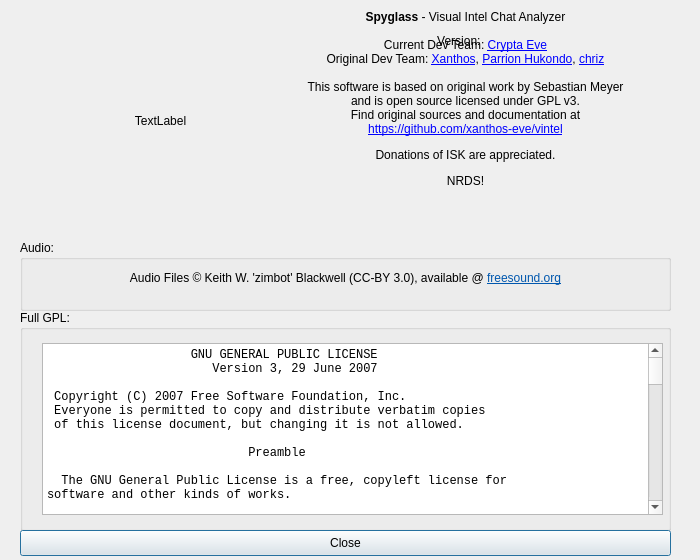
eve-spyglass/spyglass, file src/vi/ui/Info.ui: the form before one commit.
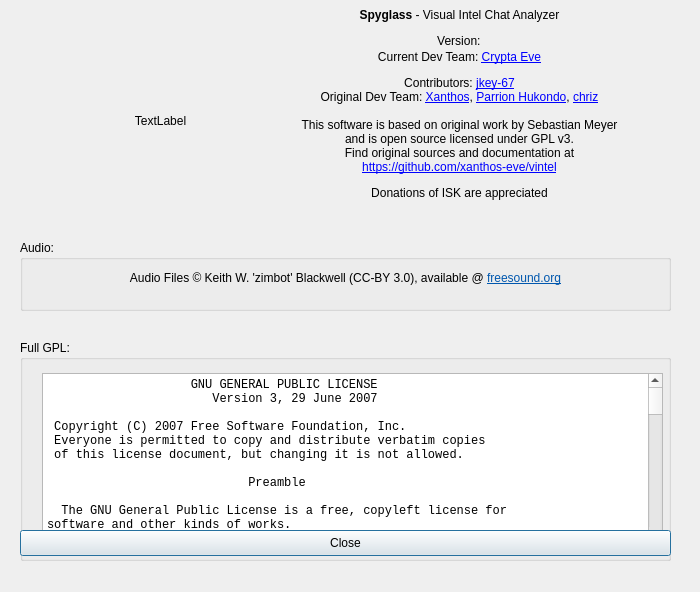
The form after the commit.

The edit to the form file:
```diff
--- a/src/vi/ui/Info.ui
+++ b/src/vi/ui/Info.ui
@@ -7,7 +7,7 @@
     <x>0</x>
     <y>0</y>
     <width>700</width>
-    <height>560</height>
+    <height>592</height>
    </rect>
   </property>
   <property name="sizePolicy">
@@ -19,7 +19,7 @@
   <property name="minimumSize">
    <size>
     <width>700</width>
-    <height>558</height>
+    <height>563</height>
    </size>
   </property>
   <property name="maximumSize">
@@ -35,7 +35,7 @@
    <property name="geometry">
     <rect>
      <x>20</x>
-     <y>310</y>
+     <y>340</y>
      <width>651</width>
      <height>221</height>
     </rect>
@@ -743,14 +743,14 @@
   <widget class="QLabel" name="label">
    <property name="geometry">
     <rect>
-     <x>260</x>
-     <y>10</y>
-     <width>411</width>
-     <height>231</height>
+     <x>249</x>
+     <y>8</y>
+     <width>421</width>
+     <height>261</height>
     </rect>
    </property>
    <property name="text">
-    <string>&lt;html&gt;&lt;head/&gt;&lt;body&gt;&lt;p align=&quot;center&quot;&gt;&lt;span style=&quot; font-weight:600;&quot;&gt;Spyglass&lt;/span&gt; - Visual Intel Chat Analyzer&lt;br/&gt;&lt;br/&gt;Current Dev Team: &lt;a href=&quot;mailto: crypta@crypta.tech&quot;&gt;&lt;span style=&quot; text-decoration: underline; color:#0000ff;&quot;&gt;Crypta Eve&lt;/span&gt;&lt;/a&gt;&lt;br/&gt;Original Dev Team: &lt;a href=&quot;mailto:xanthos.eve@gmail.com&quot;&gt;&lt;span style=&quot; text-decoration: underline; color:#0000ff;&quot;&gt;Xanthos&lt;/span&gt;&lt;/a&gt;, &lt;a href=&quot;mailto:lightlazer@gmail.com&quot;&gt;&lt;span style=&quot; text-decoration: underline; color:#0000ff;&quot;&gt;Parrion Hukondo&lt;/span&gt;&lt;/a&gt;, &lt;a href=&quot;mailto:cberg@3wsolutions.se&quot;&gt;&lt;span style=&quot; text-decoration: underline; color:#0000ff;&quot;&gt;chriz&lt;/span&gt;&lt;/a&gt;&lt;br/&gt;&lt;br/&gt;This software is based on original work by Sebastian Meyer &lt;br/&gt;and is open source licensed under GPL v3.&lt;br/&gt;Find original sources and documentation at&lt;br/&gt;&lt;a href=&quot;https://github.com/XanthosX/vintel&quot;&gt;&lt;span style=&quot; text-decoration: underline; color:#0000ff;&quot;&gt;https://github.com/xanthos-eve/vintel&lt;/span&gt;&lt;/a&gt;&lt;/p&gt;&lt;p align=&quot;center&quot;&gt;Donations of ISK are appreciated.&lt;/p&gt;&lt;p align=&quot;center&quot;&gt;NRDS!&lt;/p&gt;&lt;/body&gt;&lt;/html&gt;</string>
+    <string>&lt;html&gt;&lt;head/&gt;&lt;body&gt;&lt;p align=&quot;center&quot;&gt;&lt;span style=&quot; font-weight:600;&quot;&gt;Spyglass&lt;/span&gt; - Visual Intel Chat Analyzer&lt;br/&gt;&lt;br/&gt;&lt;br/&gt;Current Dev Team: &lt;a href=&quot;mailto: crypta@crypta.tech&quot;&gt;&lt;span style=&quot; text-decoration: underline; color:#0000ff;&quot;&gt;Crypta Eve&lt;/span&gt;&lt;/a&gt;&lt;/p&gt;&lt;p align=&quot;center&quot;&gt;Contributors: &lt;span style=&quot; text-decoration: underline; color:#0000ff;&quot;&gt;jkey-67&lt;/span&gt;&lt;br/&gt;Original Dev Team: &lt;a href=&quot;mailto:xanthos.eve@gmail.com&quot;&gt;&lt;span style=&quot; text-decoration: underline; color:#0000ff;&quot;&gt;Xanthos&lt;/span&gt;&lt;/a&gt;, &lt;a href=&quot;mailto:lightlazer@gmail.com&quot;&gt;&lt;span style=&quot; text-decoration: underline; color:#0000ff;&quot;&gt;Parrion Hukondo&lt;/span&gt;&lt;/a&gt;, &lt;a href=&quot;mailto:cberg@3wsolutions.se&quot;&gt;&lt;span style=&quot; text-decoration: underline; color:#0000ff;&quot;&gt;chriz&lt;/span&gt;&lt;/a&gt;&lt;br/&gt;&lt;br/&gt;This software is based on original work by Sebastian Meyer &lt;br/&gt;and is open source licensed under GPL v3.&lt;br/&gt;Find original sources and documentation at&lt;br/&gt;&lt;a href=&quot;https://github.com/XanthosX/vintel&quot;&gt;&lt;span style=&quot; text-decoration: underline; color:#0000ff;&quot;&gt;https://github.com/xanthos-eve/vintel&lt;/span&gt;&lt;/a&gt;&lt;/p&gt;&lt;p align=&quot;center&quot;&gt;Donations of ISK are appreciated&lt;/p&gt;&lt;/body&gt;&lt;/html&gt;</string>
    </property>
    <property name="alignment">
     <set>Qt::AlignHCenter|Qt::AlignTop</set>
```
